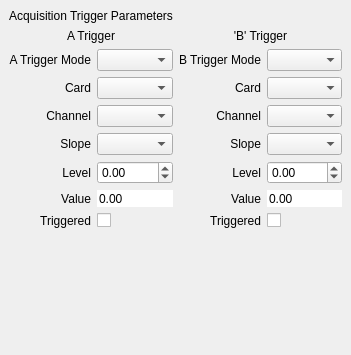
Old version of the form source/qxrdacquisitiontriggerdialog.ui in the repository guyjennings/qxrd.
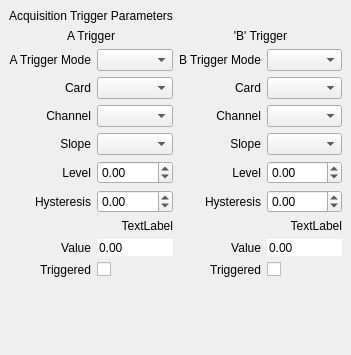
New version of the form.

Commit message: Added device descriptions to trigger dialog, added hysteresis parameter to triggering

```diff
--- a/source/qxrdacquisitiontriggerdialog.ui
+++ b/source/qxrdacquisitiontriggerdialog.ui
@@ -25,7 +25,7 @@
       </property>
      </widget>
     </item>
-    <item row="12" column="2">
+    <item row="14" column="2">
      <widget class="QLabel" name="label_17">
       <property name="text">
        <string>Triggered</string>
@@ -75,7 +75,7 @@
       </property>
      </widget>
     </item>
-    <item row="10" column="2">
+    <item row="12" column="2">
      <widget class="QLabel" name="label_16">
       <property name="text">
        <string>Value</string>
@@ -157,7 +157,7 @@
       </property>
      </widget>
     </item>
-    <item row="10" column="0">
+    <item row="12" column="0">
      <widget class="QLabel" name="label_14">
       <property name="text">
        <string>Value</string>
@@ -216,7 +216,7 @@
       </property>
      </widget>
     </item>
-    <item row="12" column="3">
+    <item row="14" column="3">
      <widget class="QCheckBox" name="m_BTrigCheck">
       <property name="text">
        <string/>
@@ -226,7 +226,7 @@
       </property>
      </widget>
     </item>
-    <item row="12" column="1">
+    <item row="14" column="1">
      <widget class="QCheckBox" name="m_ATrigCheck">
       <property name="text">
        <string/>
@@ -239,7 +239,7 @@
     <item row="3" column="3">
      <widget class="QComboBox" name="m_BTrigCard"/>
     </item>
-    <item row="13" column="0" colspan="4">
+    <item row="15" column="0" colspan="4">
      <spacer name="verticalSpacer">
       <property name="orientation">
        <enum>Qt::Vertical</enum>
@@ -252,7 +252,7 @@
       </property>
      </spacer>
     </item>
-    <item row="12" column="0">
+    <item row="14" column="0">
      <widget class="QLabel" name="label_15">
       <property name="text">
        <string>Triggered</string>
@@ -269,7 +269,7 @@
       </property>
      </widget>
     </item>
-    <item row="10" column="1">
+    <item row="12" column="1">
      <widget class="QDoubleSpinBox" name="m_ATrigValue">
       <property name="frame">
        <bool>false</bool>
@@ -291,7 +291,7 @@
       </property>
      </widget>
     </item>
-    <item row="10" column="3">
+    <item row="12" column="3">
      <widget class="QDoubleSpinBox" name="m_BTrigValue">
       <property name="frame">
        <bool>false</bool>
@@ -313,6 +313,72 @@
       </property>
      </widget>
     </item>
+    <item row="11" column="0" colspan="2">
+     <widget class="QLabel" name="m_ATrigChanName">
+      <property name="text">
+       <string>TextLabel</string>
+      </property>
+      <property name="alignment">
+       <set>Qt::AlignRight|Qt::AlignTrailing|Qt::AlignVCenter</set>
+      </property>
+     </widget>
+    </item>
+    <item row="11" column="2" colspan="2">
+     <widget class="QLabel" name="m_BTrigChanName">
+      <property name="text">
+       <string>TextLabel</string>
+      </property>
+      <property name="alignment">
+       <set>Qt::AlignRight|Qt::AlignTrailing|Qt::AlignVCenter</set>
+      </property>
+     </widget>
+    </item>
+    <item row="10" column="0">
+     <widget class="QLabel" name="label_18">
+      <property name="text">
+       <string>Hysteresis</string>
+      </property>
+      <property name="alignment">
+       <set>Qt::AlignRight|Qt::AlignTrailing|Qt::AlignVCenter</set>
+      </property>
+     </widget>
+    </item>
+    <item row="10" column="1">
+     <widget class="QDoubleSpinBox" name="m_ATrigHysteresis">
+      <property name="minimum">
+       <double>-10.000000000000000</double>
+      </property>
+      <property name="maximum">
+       <double>10.000000000000000</double>
+      </property>
+      <property name="singleStep">
+       <double>0.100000000000000</double>
+      </property>
+     </widget>
+    </item>
+    <item row="10" column="2">
+     <widget class="QLabel" name="label_19">
+      <property name="text">
+       <string>Hysteresis</string>
+      </property>
+      <property name="alignment">
+       <set>Qt::AlignRight|Qt::AlignTrailing|Qt::AlignVCenter</set>
+      </property>
+     </widget>
+    </item>
+    <item row="10" column="3">
+     <widget class="QDoubleSpinBox" name="m_BTrigHysteresis">
+      <property name="minimum">
+       <double>-10.000000000000000</double>
+      </property>
+      <property name="maximum">
+       <double>10.000000000000000</double>
+      </property>
+      <property name="singleStep">
+       <double>0.100000000000000</double>
+      </property>
+     </widget>
+    </item>
    </layout>
   </widget>
  </widget>
```
Left out of the diff: 2 changed lines with no effect on the pictures. The commit also changes 2 other files.
